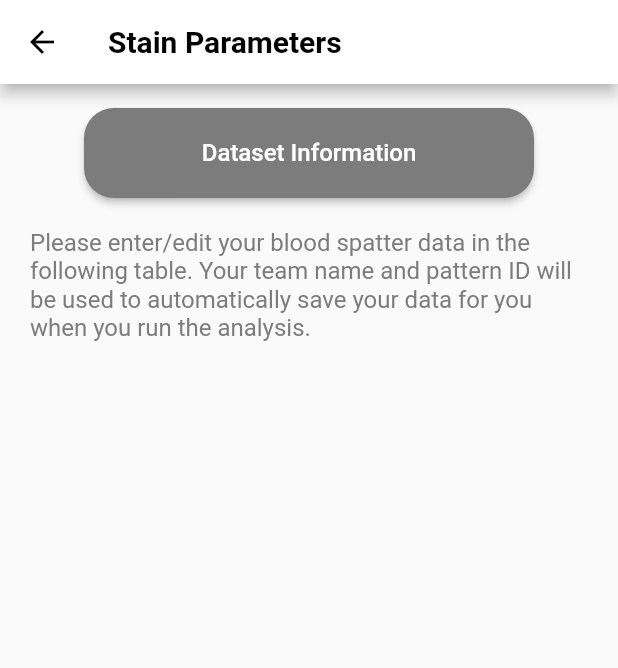
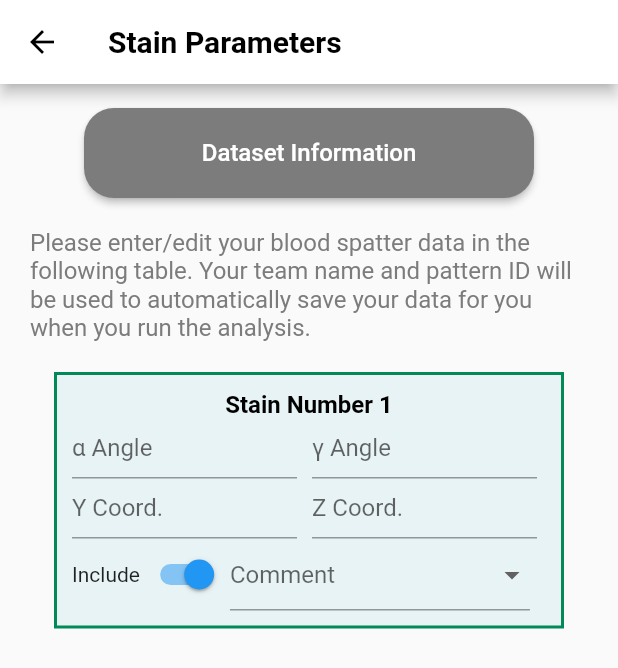
Before and after one commit to abhinavmanocha/ProjectSherlock, a Flutter app: the screen it shows after launch, after a tap on "Go to Stain Parameters", on a phone screen of 412 x 824 dp. Shown: the top 668 px of the screen. Run offline on Flutter 3.47's test engine with Material 2 defaults, Android fonts, the light colour scheme and no system bars.

Commit message:
started building form, input fields for one stain

```diff
--- a/sherlock/lib/main.dart
+++ b/sherlock/lib/main.dart
@@ -45,7 +45,7 @@ class MyApp extends StatelessWidget {
                       Navigator.push(
                         context,
                         MaterialPageRoute(
-                            builder: (context) => const StainParameters()),
+                            builder: (context) => StainParameters()),
                       );
                     },
                   )
--- a/sherlock/lib/stain_parameters.dart
+++ b/sherlock/lib/stain_parameters.dart
@@ -6,7 +6,7 @@ Color sherlockBorderGreen = const Color(0xFF028958);
 Color sherlockLightGreen = const Color(0xFFE8F3F5);
 
 class StainParameters extends StatelessWidget {
-  const StainParameters({Key? key}) : super(key: key);
+  final GlobalKey<FormState> _formkey = GlobalKey();
 
   @override
   Widget build(BuildContext context) {
@@ -27,7 +27,7 @@ class StainParameters extends StatelessWidget {
           child: Column(children: [
             ElevatedButton(
               onPressed: () {
-                // Navigate back to first route when tapped.
+                // Navigate back to previous screen when tapped.
                 Navigator.pop(context);
               },
               child: const Text(
@@ -54,8 +54,154 @@ class StainParameters extends StatelessWidget {
                   color: sherlockGrey,
                 ),
               ),
-            )
+            ),
+            const StainParametersForm(),
           ]),
         ));
   }
+} // --- End Stain Parameters Class
+
+// Define a custom Form widget.
+class StainParametersForm extends StatefulWidget {
+  const StainParametersForm({Key? key}) : super(key: key);
+
+  @override
+  StainParametersFormState createState() {
+    return StainParametersFormState();
+  }
 }
+
+// This class holds data related to the form.
+class StainParametersFormState extends State<StainParametersForm> {
+  // Create a global key that uniquely identifies the Form widget
+  // and allows validation of the form.
+  //
+  // Note: This is a `GlobalKey<FormState>`,
+  // not a GlobalKey<MyCustomFormState>.
+  final _formKey = GlobalKey<FormState>();
+
+  // hard-coded values to be removed later
+  bool include = true;
+  String comment = "";
+  int numStains = 3;
+
+  @override
+  Widget build(BuildContext context) {
+    // Build a Form widget using the _formKey created above.
+    return Form(
+      key: _formKey,
+      child: Column(
+        children: <Widget>[
+// --- All the form fields go here --------------------------------------------
+          Container(
+              width: 340,
+              padding: const EdgeInsets.all(10),
+              decoration: BoxDecoration(
+                  color: sherlockLightGreen,
+                  border: Border.all(width: 2.0, color: sherlockBorderGreen)),
+              child: Column(
+                children: [
+                  const Text(
+                    "Stain Number 1",
+                    style: TextStyle(
+                      fontSize: 16,
+                      color: Colors.black,
+                      fontWeight: FontWeight.w600,
+                    ),
+                  ),
+                  Row(
+                    children: [
+                      SizedBox(
+                          width: 150,
+                          height: 40,
+                          child: TextFormField(
+                            decoration:
+                                const InputDecoration(labelText: "α Angle"),
+                          )),
+                      const SizedBox(
+                        width: 10,
+                      ),
+                      SizedBox(
+                          width: 150,
+                          height: 40,
+                          child: TextFormField(
+                            decoration:
+                                const InputDecoration(labelText: "γ Angle"),
+                          )),
+                    ],
+                  ),
+                  Row(
+                    children: [
+                      SizedBox(
+                          width: 150,
+                          height: 40,
+                          child: TextFormField(
+                            decoration:
+                                const InputDecoration(labelText: "Y Coord."),
+                          )),
+                      const SizedBox(
+                        width: 10,
+                      ),
+                      SizedBox(
+                          width: 150,
+                          height: 40,
+                          child: TextFormField(
+                            decoration:
+                                const InputDecoration(labelText: "Z Coord."),
+                          )),
+                    ],
+                  ),
+                  Row(
+                    children: [
+                      const Text("Include"),
+                      FormField(
+                          initialValue: true,
+                          builder: (FormFieldState<bool> field) {
+                            return SizedBox(
+                                width: 60,
+                                child: Switch(
+                                    value: include,
+                                    onChanged: (bool val) {
+                                      setState(() {
+                                        include = val;
+                                      });
+                                    }));
+                          }),
+                      SizedBox(
+                          width: 200,
+                          child: DropdownButtonFormField(
+                            hint: const Text("Comment"),
+                            items: const [
+                              DropdownMenuItem(
+                                value: "",
+                                child: Text(""),
+                              ),
+                              DropdownMenuItem(
+                                value: "Bad alpha value",
+                                child: Text("Bad alpha value"),
+                              ),
+                              DropdownMenuItem(
+                                value: "Bad gamma value",
+                                child: Text("Bad gamma value"),
+                              ),
+                              DropdownMenuItem(
+                                value: "Bad Y or Z coordinate",
+                                child: Text("Bad Y or Z coordinate"),
+                              )
+                            ],
+                            onChanged: (value) {
+                              setState(() {
+                                comment = value.toString();
+                              });
+                            },
+                          ))
+                    ],
+                  )
+                ],
+              )),
+// --- End form fields --------------------------------------------------------
+        ],
+      ),
+    );
+  }
+}
```
Also changed, not shown: 10 other files.
